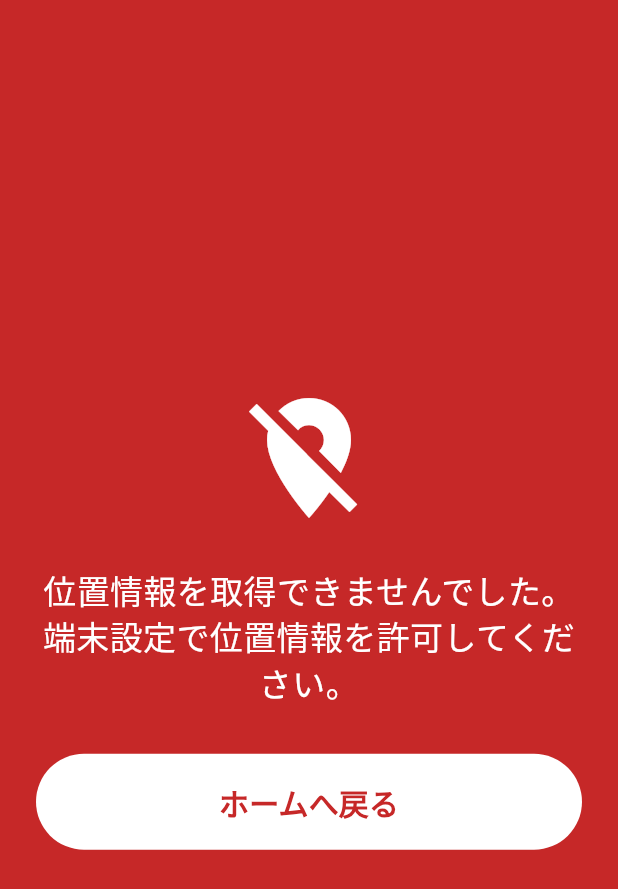
After one commit to DanGaRa215/2026_muds_hackathon, a Flutter app: the EewCurrentLocationScreen screen opened directly, after a tap on "揺れが収まった", on a phone screen of 412 x 824 dp. The commit adds this screen. Shown: the top 889 px of the screen. Run offline on Flutter 3.47's test engine with Material 3 defaults, Android fonts, the light colour scheme and no system bars; our stand-ins replace flutter_map, geocoding, geolocator, image_picker, latlong2, sqflite; missing offline and left inert: vector_map_tiles, vector_map_tiles_pmtiles, vector_tile_renderer; accounts and stored records are empty; network calls fail; statements that could not run were skipped.

Commit message:
避難ロジック改良

```diff
--- a/bosai_app/lib/map/offline_map_tiles.dart
+++ b/bosai_app/lib/map/offline_map_tiles.dart
@@ -5,6 +5,8 @@ import 'package:path_provider/path_provider.dart';
 import 'package:vector_map_tiles_pmtiles/vector_map_tiles_pmtiles.dart';
 
 import '../services/home_area_service.dart';
+
+Future<String>? _bundledOfflineMapCopyFuture;
 
 Future<PmTilesVectorTileProvider> loadOfflineMapTileProvider({
   String? preferredPath,
@@ -30,16 +32,38 @@ Future<String> resolveOfflineMapPath({String? preferredPath}) async {
 }
 
 Future<String> copyBundledOfflineMapToLocal() async {
+  final inFlight = _bundledOfflineMapCopyFuture;
+  if (inFlight != null) {
+    return inFlight;
+  }
+
+  final copyFuture = _copyBundledOfflineMapToLocal();
+  _bundledOfflineMapCopyFuture = copyFuture;
+  try {
+    return await copyFuture;
+  } finally {
+    if (identical(_bundledOfflineMapCopyFuture, copyFuture)) {
+      _bundledOfflineMapCopyFuture = null;
+    }
+  }
+}
+
+Future<String> _copyBundledOfflineMapToLocal() async {
   final dir = await getApplicationDocumentsDirectory();
   final file = File('${dir.path}/${HomeAreaService.tokyo23PmtilesAsset}');
   if (!await file.exists() || await file.length() == 0) {
+    final tmpFile = File('${file.path}.tmp');
     final data = await rootBundle.load(
       'assets/${HomeAreaService.tokyo23PmtilesAsset}',
     );
-    await file.writeAsBytes(
+    await tmpFile.writeAsBytes(
       data.buffer.asUint8List(data.offsetInBytes, data.lengthInBytes),
       flush: true,
     );
+    if (await file.exists()) {
+      await file.delete();
+    }
+    await tmpFile.rename(file.path);
   }
   return file.path;
 }
--- /dev/null
+++ b/bosai_app/lib/screens/eew_current_location_screen.dart
@@ -0,0 +1,281 @@
+import 'dart:async';
+
+import 'package:flutter/material.dart';
+import 'package:latlong2/latlong.dart';
+
+import '../db/database_helper.dart';
+import '../logic/coastal_logic.dart';
+import '../map/offline_map_tiles.dart';
+import '../routing/models.dart';
+import '../routing/route_service.dart';
+import '../routing_bootstrap.dart';
+import '../services/home_area_service.dart';
+import '../services/location_service.dart';
+import 'shelter_card_screen.dart';
+
+/// 身を守る画面（現在地ベースの第2デモ）
+///
+/// 既存の EewScreen（自宅登録前提）と並列に存在する。
+/// カウントダウン中に現在地取得・オフライン地図コピー(mapDL)・
+/// 経路エンジン起動を並行して進め、沿岸部なら高潮/津波モードで
+/// 避難所提案へ遷移する。
+class EewCurrentLocationScreen extends StatefulWidget {
+  const EewCurrentLocationScreen({super.key});
+
+  @override
+  State<EewCurrentLocationScreen> createState() =>
+      _EewCurrentLocationScreenState();
+}
+
+class _EewLocationResult {
+  const _EewLocationResult({
+    this.position,
+    this.coastal = false,
+    this.inTokyo23 = false,
+  });
+
+  final LatLng? position;
+  final bool coastal;
+  final bool inTokyo23;
+
+  bool get usable => position != null && inTokyo23;
+}
+
+class _EewCurrentLocationScreenState extends State<EewCurrentLocationScreen> {
+  static const _countdownSec = 10;
+  static const _mapCopyTimeout = Duration(seconds: 8);
+  int _remaining = _countdownSec;
+  Timer? _timer;
+
+  late final Future<_EewLocationResult> _prepareFuture;
+  String _statusText = '現在地を取得中…';
+  bool _isNavigating = false;
+  String? _blockedMessage;
+
+  @override
+  void initState() {
+    super.initState();
+    _prepareFuture = _prepare();
+    _timer = Timer.periodic(const Duration(seconds: 1), (t) {
+      if (_remaining <= 1) {
+        t.cancel();
+        _goNext();
+      } else {
+        setState(() => _remaining--);
+      }
+    });
+  }
+
+  @override
+  void dispose() {
+    _timer?.cancel();
+    super.dispose();
+  }
+
+  /// 現在地取得・mapDL・経路エンジン起動を並行実行する。
+  Future<_EewLocationResult> _prepare() async {
+    final positionFuture = LocationService.getCurrentLatLng();
+    final Future<String?> mapCopyFuture = copyBundledOfflineMapToLocal()
+        .then<String?>((path) => path)
+        .timeout(_mapCopyTimeout)
+        .catchError((Object e, StackTrace st) {
+      debugPrint('オフライン地図の準備に失敗: $e');
+      return null;
+    });
+    final Future<RouteService?> routeServiceFuture =
+        RoutingBootstrap.routeService()
+            .then<RouteService?>((service) => service)
+            .catchError((Object e, StackTrace st) {
+      debugPrint('経路エンジンの準備に失敗: $e');
+      return null;
+    });
+
+    final position = await positionFuture;
+    await mapCopyFuture;
+
+    if (position == null) {
+      _updateStatus('位置情報を取得できませんでした');
+      return const _EewLocationResult();
+    }
+    if (!HomeAreaService.isInTokyo23ApproxArea(position)) {
+      _updateStatus('現在地は対象エリア（東京23区）外です');
+      return _EewLocationResult(position: position);
+    }
+
+    var coastal = false;
+    final routeService = await routeServiceFuture;
+    if (routeService != null) {
+      coastal = isCoastalPoint(
+        point: position,
+        shelters: routeService.allShelters,
+      );
+    }
+
+    _updateStatus(coastal ? '現在地を取得しました（沿岸部：高潮・津波モード）' : '現在地を取得しました（内陸部）');
+    return _EewLocationResult(
+      position: position,
+      coastal: coastal,
+      inTokyo23: true,
+    );
+  }
+
+  void _updateStatus(String text) {
+    if (!mounted) return;
+    setState(() => _statusText = text);
+  }
+
+  Future<void> _goNext() async {
+    if (!mounted || _isNavigating) return;
+    setState(() => _isNavigating = true);
+    _timer?.cancel();
+
+    final result = await _prepareFuture;
+    if (!mounted) return;
+
+    if (result.usable) {
+      Navigator.of(context).push(
+        MaterialPageRoute(
+          builder: (_) => ShelterProposalPage(
+            situation:
+                result.coastal ? const {'surge', 'tsunami'} : const <String>{},
+            disasterMode:
+                result.coastal ? DisasterMode.flood : DisasterMode.earthquake,
+            originOverride: result.position,
+          ),
+        ),
+      );
+      setState(() => _isNavigating = false);
+      return;
+    }
+
+    // フォールバック: 登録済み自宅があれば既存フローで提案する
+    final registeredHome = await DatabaseHelper.instance.getRegisteredHome();
+    if (!mounted) return;
+    if (registeredHome != null) {
+      final reason = result.position == null
+          ? '位置情報を取得できなかったため自宅基準で提案します'
+          : '現在地は対象エリア外のため自宅基準で提案します';
+      ScaffoldMessenger.of(context).showSnackBar(
+        SnackBar(content: Text(reason)),
+      );
+      Navigator.of(context).push(
+        MaterialPageRoute(
+          builder: (_) => const ShelterProposalPage(situation: <String>{}),
+        ),
+      );
+      setState(() => _isNavigating = false);
+      return;
+    }
+
+    setState(() {
+      _isNavigating = false;
+      _blockedMessage = result.position == null
+          ? '位置情報を取得できませんでした。\n端末設定で位置情報を許可してください。'
+          : '現在地は対象エリア（東京23区）外です。';
+    });
+  }
+
+  @override
+  Widget build(BuildContext context) {
+    return Scaffold(
+      backgroundColor: Colors.red.shade800,
+      body: SafeArea(
+        child: Padding(
+          padding: const EdgeInsets.all(24),
+          child: _blockedMessage != null
+              ? _buildBlockedState()
+              : _buildCountdownState(),
+        ),
+      ),
+    );
+  }
+
+  Widget _buildCountdownState() {
+    return Column(
+      mainAxisAlignment: MainAxisAlignment.center,
+      crossAxisAlignment: CrossAxisAlignment.stretch,
+      children: [
+        const Icon(Icons.warning_amber, color: Colors.white, size: 96),
+        const SizedBox(height: 24),
+        const Text(
+          '緊急地震速報（デモ・現在地）',
+          textAlign: TextAlign.center,
+          style: TextStyle(
+              color: Colors.white, fontSize: 28, fontWeight: FontWeight.bold),
+        ),
+        const SizedBox(height: 16),
+        const Text(
+          '強い揺れに警戒\n身を守ってください',
+          textAlign: TextAlign.center,
+          style: TextStyle(color: Colors.white, fontSize: 24),
+        ),
+        const SizedBox(height: 32),
+        _isNavigating
+            ? const Center(
+                child: CircularProgressIndicator(color: Colors.white),
+              )
+            : Text(
+                '$_remaining',
+                textAlign: TextAlign.center,
+                style: const TextStyle(
+                    color: Colors.white,
+                    fontSize: 64,
+                    fontWeight: FontWeight.bold),
+              ),
+        const SizedBox(height: 16),
+        Row(
+          mainAxisAlignment: MainAxisAlignment.center,
+          children: [
+            const Icon(Icons.my_location, color: Colors.white70, size: 18),
+            const SizedBox(width: 8),
+            Flexible(
+              child: Text(
+                _statusText,
+                textAlign: TextAlign.center,
+                style: const TextStyle(color: Colors.white70, fontSize: 15),
+              ),
+            ),
+          ],
+        ),
+        const SizedBox(height: 24),
+        FilledButton(
+          style: FilledButton.styleFrom(
+            backgroundColor: Colors.white,
+            foregroundColor: Colors.red.shade800,
+            minimumSize: const Size.fromHeight(64),
+          ),
+          onPressed: _isNavigating ? null : _goNext,
+          child: const Text('揺れが収まった',
+              style: TextStyle(fontSize: 20, fontWeight: FontWeight.bold)),
+        ),
+      ],
+    );
+  }
+
+  Widget _buildBlockedState() {
+    return Column(
+      mainAxisAlignment: MainAxisAlignment.center,
+      crossAxisAlignment: CrossAxisAlignment.stretch,
+      children: [
+        const Icon(Icons.location_off, color: Colors.white, size: 96),
+        const SizedBox(height: 24),
+        Text(
+          _blockedMessage!,
+          textAlign: TextAlign.center,
+          style: const TextStyle(color: Colors.white, fontSize: 22),
+        ),
+        const SizedBox(height: 32),
+        FilledButton(
+          style: FilledButton.styleFrom(
+            backgroundColor: Colors.white,
+            foregroundColor: Colors.red.shade800,
+            minimumSize: const Size.fromHeight(64),
+          ),
+          onPressed: () => Navigator.of(context).maybePop(),
+          child: const Text('ホームへ戻る',
+              style: TextStyle(fontSize: 20, fontWeight: FontWeight.bold)),
+        ),
+      ],
+    );
+  }
+}
--- /dev/null
+++ b/bosai_app/lib/services/location_service.dart
@@ -0,0 +1,56 @@
+import 'dart:async';
+
+import 'package:flutter/foundation.dart';
+import 'package:geolocator/geolocator.dart';
+import 'package:latlong2/latlong.dart';
+
+/// 現在地取得ユーティリティ。
+///
+/// デモモードでは画面起動時に [ensurePermission] を先行実行して
+/// OSの権限ダイアログを済ませておき、EEW発火時の取得を待たせない。
+/// （本番想定ではインストール/オンボーディング時に権限取得する）
+class LocationService {
+  LocationService._();
+
+  /// 位置情報サービスと権限を確認し、未許可なら要求する。
+  /// 利用可能なら true。
+  static Future<bool> ensurePermission() async {
+    try {
+      final serviceEnabled = await Geolocator.isLocationServiceEnabled();
+      if (!serviceEnabled) return false;
+
+      var permission = await Geolocator.checkPermission();
+      if (permission == LocationPermission.denied) {
+        permission = await Geolocator.requestPermission();
+      }
+      return permission != LocationPermission.denied &&
+          permission != LocationPermission.deniedForever;
+    } catch (e) {
+      debugPrint('LocationService.ensurePermission failed: $e');
+      return false;
+    }
+  }
+
+  /// 現在地を取得する。権限なし・タイムアウト・例外時は null。
+  /// timeLimit はEEWカウントダウン(10秒)内に必ず結果を返すための上限。
+  static Future<LatLng?> getCurrentLatLng({
+    Duration timeout = const Duration(seconds: 8),
+  }) async {
+    if (!await ensurePermission()) return null;
+    try {
+      final position = await Geolocator.getCurrentPosition(
+        locationSettings: LocationSettings(
+          accuracy: LocationAccuracy.high,
+          timeLimit: timeout,
+        ),
+      );
+      return LatLng(position.latitude, position.longitude);
+    } on TimeoutException {
+      debugPrint('LocationService: 現在地取得がタイムアウトしました');
+      return null;
+    } catch (e) {
+      debugPrint('LocationService.getCurrentLatLng failed: $e');
+      return null;
+    }
+  }
+}
```
Also changed, not shown: bosai_app/lib/logic/coastal_logic.dart (added, +83 -0 lines), bosai_app/lib/logic/shelter_recommender.dart (+7 -2 lines), bosai_app/lib/screens/home_screen.dart (+31 -1 lines), bosai_app/lib/screens/navi_screen.dart (+16 -23 lines), bosai_app/lib/screens/shelter_card_screen.dart (+45 -6 lines), 2 other files.
